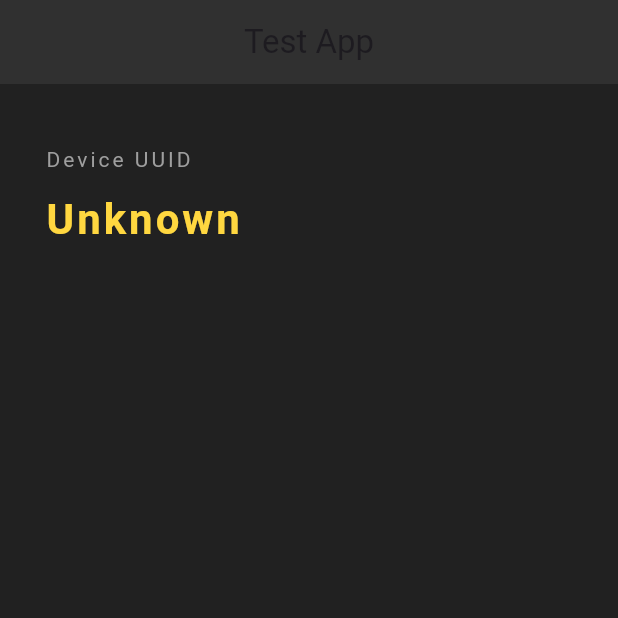
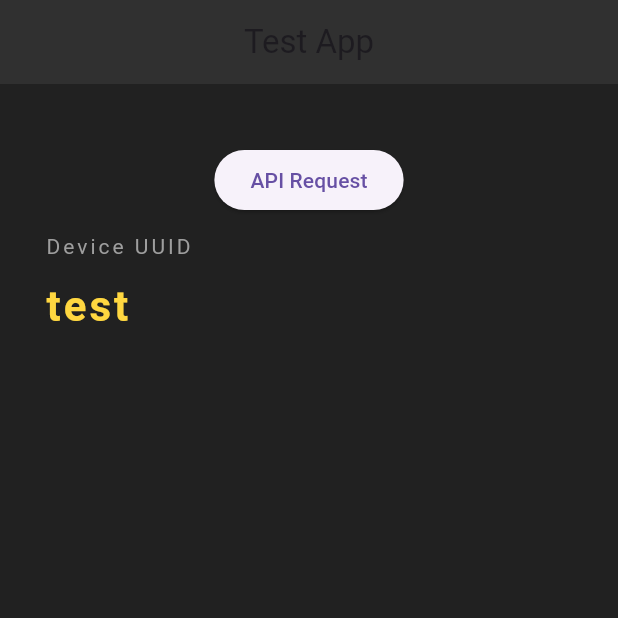
Before and after one commit to EnzoLasam-AWS/Moyai_Test_Libraries, a Flutter app: the screen it shows after launch, on a phone screen of 412 x 824 dp, the top half of it. Run offline on Flutter 3.47's test engine with Material 3 defaults, Android fonts, the phone set to English and light mode, and no system bars; our stand-ins replace dio, retrofit; missing offline and left inert: device_uuid; generated files the repository leaves out were written again.

```diff
--- a/lib/main.dart
+++ b/lib/main.dart
@@ -20,35 +20,6 @@ class Moyai extends StatefulWidget {
 }
 
 class _MoyaiState extends State<Moyai> {
-  String _uuid = 'Unknown';
-  final _deviceUuidPlugin = DeviceUuid();
-
-  @override
-  void initState() {
-    super.initState();
-    initPlatformState();
-  }
-
-  // Platform messages are asynchronous, so we initialize in an async method.
-  Future<void> initPlatformState() async {
-    String uuid;
-    // Platform messages may fail, so we use a try/catch PlatformException.
-    // We also handle the message potentially returning null.
-    try {
-      uuid = await _deviceUuidPlugin.getUUID() ?? 'Unknown uuid version';
-    } on PlatformException {
-      uuid = 'Failed to get uuid version.';
-    }
-
-    // If the widget was removed from the tree while the asynchronous platform
-    // message was in flight, we want to discard the reply rather than calling
-    // setState to update our non-existent appearance.
-    if (!mounted) return;
-
-    setState(() {
-      _uuid = uuid;
-    });
-  }
 
   @override
   Widget build(BuildContext context) {
@@ -65,6 +36,13 @@ class _MoyaiState extends State<Moyai> {
         child: Column(
           crossAxisAlignment: CrossAxisAlignment.start,
           children: <Widget>[
+            Center(
+              child: ElevatedButton(
+                onPressed: () {},
+                child: const Text('API Request'),
+              ),
+            ),
+            const SizedBox(height: 10.0),
             const Text(
               'Device UUID',
               style: TextStyle(
@@ -74,7 +52,7 @@ class _MoyaiState extends State<Moyai> {
             ),
             const SizedBox(height: 10.0),
             Text(
-              _uuid,
+              'test',
               style: TextStyle(
                 color: Colors.amberAccent[200],
                 fontWeight: FontWeight.bold,
```
Also changed, not shown: lib/Retrofit/api_service.dart (added, +12 -0 lines), lib/Retrofit/post_model.dart (added, +19 -0 lines), lib/Screens/home.dart (added, +67 -0 lines), pubspec.yaml (+6 -1 lines), lib/Retrofit/api_service.g.dart (added), lib/Retrofit/post_model.g.dart (added).
